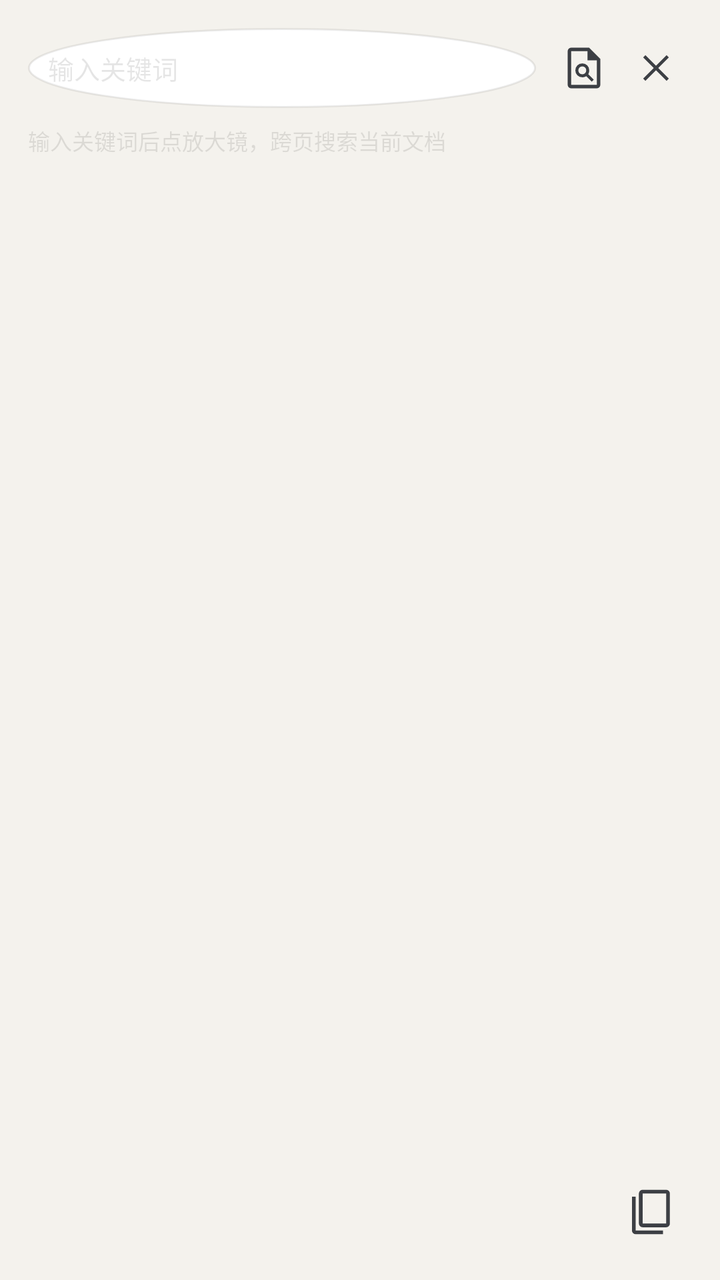
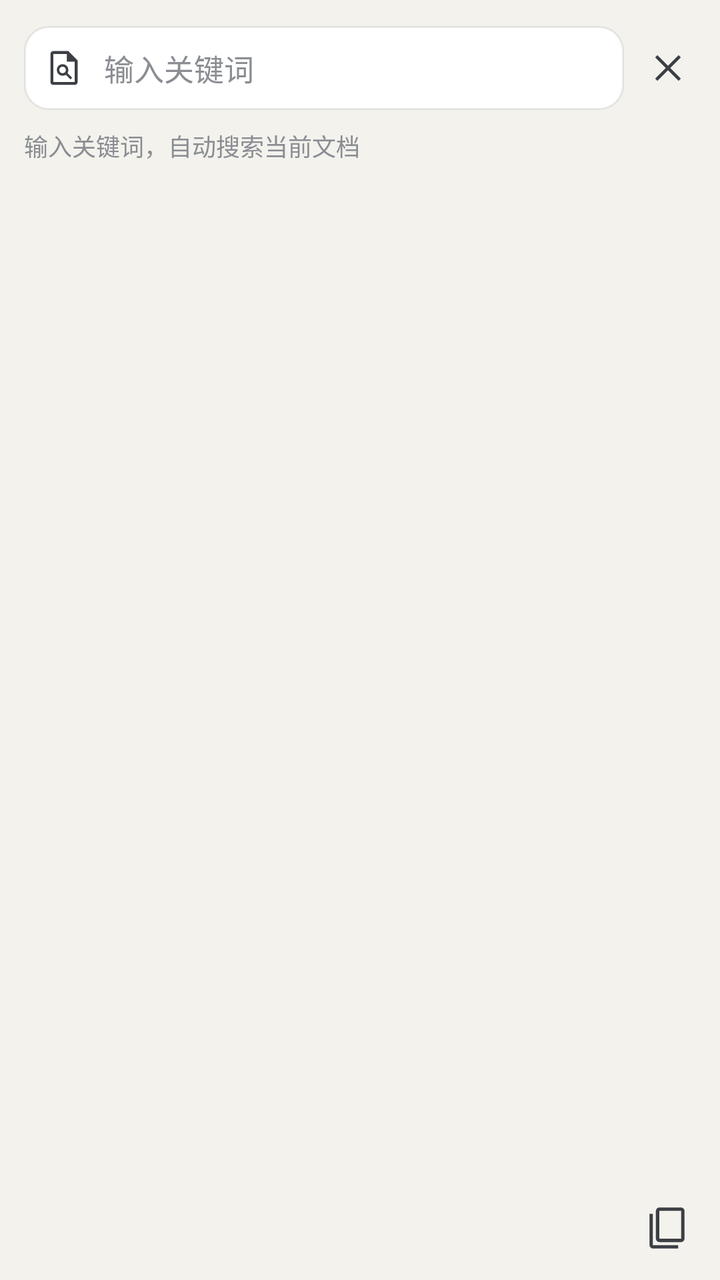

An Android layout rendered at two revisions. The XML below is the earlier revision; the diff shows what the commit changed to produce the second picture.
<!-- AndroidManifest.xml: application theme AppTheme -->
<!-- res/layout/dialog_doc_search.xml -->
<?xml version="1.0" encoding="utf-8"?>
<LinearLayout xmlns:android="http://schemas.android.com/apk/res/android"
    android:layout_width="match_parent"
    android:layout_height="wrap_content"
    android:background="@color/paper"
    android:orientation="vertical"
    android:padding="14dp">

    <LinearLayout
        android:layout_width="match_parent"
        android:layout_height="40dp"
        android:gravity="center_vertical"
        android:orientation="horizontal">

        <EditText
            android:id="@+id/docSearchInput"
            android:layout_width="0dp"
            android:layout_height="match_parent"
            android:layout_weight="1"
            android:background="@drawable/round_btn"
            android:hint="@string/doc_search_hint"
            android:imeOptions="actionSearch"
            android:inputType="text"
            android:maxLines="1"
            android:paddingStart="10dp"
            android:paddingEnd="10dp"
            android:textColor="@color/icon"
            android:textColorHint="@color/divider"
            android:textSize="13sp" />

        <ImageButton
            android:id="@+id/docSearchGo"
            android:layout_width="36dp"
            android:layout_height="36dp"
            android:layout_marginStart="6dp"
            android:background="@null"
            android:contentDescription="@string/cd_doc_search"
            android:padding="6dp"
            android:scaleType="fitCenter"
            android:src="@drawable/ic_doc_search"
            android:tint="@color/icon" />

        <ImageButton
            android:id="@+id/docSearchClose"
            android:layout_width="36dp"
            android:layout_height="36dp"
            android:background="@null"
            android:contentDescription="@string/cd_close"
            android:padding="7dp"
            android:scaleType="fitCenter"
            android:src="@drawable/ic_close"
            android:tint="@color/icon" />

    </LinearLayout>

    <TextView
        android:id="@+id/docSearchStatus"
        android:layout_width="match_parent"
        android:layout_height="wrap_content"
        android:layout_marginTop="8dp"
        android:text="@string/doc_search_idle"
        android:textColor="@color/divider"
        android:textSize="11sp" />

    <ScrollView
        android:layout_width="match_parent"
        android:layout_height="0dp"
        android:layout_marginTop="6dp"
        android:layout_weight="1"
        android:minHeight="120dp"
        android:scrollbars="none">

        <LinearLayout
            android:id="@+id/docSearchResults"
            android:layout_width="match_parent"
            android:layout_height="wrap_content"
            android:orientation="vertical" />

    </ScrollView>

    <ImageButton
        android:id="@+id/docSearchCopyAll"
        android:layout_width="40dp"
        android:layout_height="40dp"
        android:layout_gravity="end"
        android:layout_marginTop="6dp"
        android:background="@null"
        android:contentDescription="@string/cd_doc_copy_all"
        android:padding="7dp"
        android:scaleType="fitCenter"
        android:src="@drawable/ic_copy_text"
        android:tint="@color/icon" />

</LinearLayout>
<!-- resources referenced by this layout -->
<resources>
  <color name="divider">#1A000000</color>
  <color name="icon">#FF3C3F44</color>
  <color name="paper">#FFF4F2ED</color>
  <!-- drawable ic_close (drawable) -->
  <?xml version="1.0" encoding="utf-8"?>
  <vector xmlns:android="http://schemas.android.com/apk/res/android"
      android:width="24dp"
      android:height="24dp"
      android:viewportWidth="24"
      android:viewportHeight="24">
      <path android:fillColor="#FF000000"
          android:pathData="M 6.225,18.968 5.031,17.775 l 5.775,-5.775 -5.775,-5.775 L 6.225,5.031 l 5.775,5.775 5.775,-5.775 L 18.968,6.225 l -5.775,5.775 5.775,5.775 L 17.775,18.968 l -5.775,-5.775 -5.775,5.775 Z" />
  </vector>
  <!-- drawable ic_copy_text (drawable) -->
  <?xml version="1.0" encoding="utf-8"?>
  <vector xmlns:android="http://schemas.android.com/apk/res/android"
      android:width="24dp"
      android:height="24dp"
      android:viewportWidth="24"
      android:viewportHeight="24">
      <path android:fillColor="#FF000000"
          android:pathData="M 7.656,19.048 q -0.69,0 -1.197,-0.507 -0.507,-0.507 -0.507,-1.197 v -13.892 q 0,-0.693 0.507,-1.201 0.507,-0.508 1.197,-0.508 h 10.892 q 0.693,0 1.201,0.508 0.508,0.508 0.508,1.201 v 13.892 q 0,0.69 -0.508,1.197 -0.508,0.507 -1.201,0.507 H 7.656 Z m 0,-1.703 h 10.892 v -13.892 H 7.656 v 13.892 Z M 4.452,22.257 q -0.693,0 -1.201,-0.508 -0.508,-0.508 -0.508,-1.201 v -15.596 h 1.709 v 15.596 h 12.595 v 1.709 H 4.452 Z m 3.203,-4.912 v -13.892 13.892 Z" />
  </vector>
  <!-- drawable round_btn (drawable) -->
  <?xml version="1.0" encoding="utf-8"?>
  <shape xmlns:android="http://schemas.android.com/apk/res/android"
      android:shape="oval">
      <solid android:color="#FFFFFFFF" />
      <stroke android:width="1dp" android:color="#14000000" />
  </shape>
  <string name="cd_close">关闭</string>
  <string name="cd_doc_copy_all">查看全文文字，长按选中后用系统菜单复制</string>
  <string name="cd_doc_search">全文搜索</string>
  <string name="doc_search_hint">输入关键词</string>
  <string name="doc_search_idle">输入关键词后点放大镜，跨页搜索当前文档</string>
  <style name="AppTheme" parent="Theme.AppCompat.Light.NoActionBar">
          <item name="android:windowNoTitle">true</item>
          <item name="android:windowFullscreen">true</item>
          <item name="android:windowActionBar">false</item>
          <item name="android:windowBackground">@color/paper</item>
          <item name="android:statusBarColor">@android:color/transparent</item>
          <item name="android:navigationBarColor">@android:color/transparent</item>
          <item name="android:windowLightStatusBar">true</item>
          <item name="colorAccent">@color/accent</item>
      </style>
  <color name="accent">#FF2F6FED</color>
  <!-- unchanged entries left out for length: 1 -->
</resources>

<!-- the commit's change to res/layout/dialog_doc_search.xml (unified diff, before → after) -->
@@ -1,73 +1,110 @@
 <?xml version="1.0" encoding="utf-8"?>
 <LinearLayout xmlns:android="http://schemas.android.com/apk/res/android"
     android:layout_width="match_parent"
-    android:layout_height="wrap_content"
+    android:layout_height="match_parent"
     android:background="@color/paper"
     android:orientation="vertical"
-    android:padding="14dp">
+    android:paddingStart="12dp"
+    android:paddingTop="12dp"
+    android:paddingEnd="6dp"
+    android:paddingBottom="6dp">
 
     <LinearLayout
         android:layout_width="match_parent"
-        android:layout_height="40dp"
+        android:layout_height="44dp"
         android:gravity="center_vertical"
         android:orientation="horizontal">
 
-        <EditText
-            android:id="@+id/docSearchInput"
+        <LinearLayout
             android:layout_width="0dp"
-            android:layout_height="match_parent"
+            android:layout_height="42dp"
             android:layout_weight="1"
-            android:background="@drawable/round_btn"
-            android:hint="@string/doc_search_hint"
-            android:imeOptions="actionSearch"
-            android:inputType="text"
-            android:maxLines="1"
-            android:paddingStart="10dp"
-            android:paddingEnd="10dp"
-            android:textColor="@color/icon"
-            android:textColorHint="@color/divider"
-            android:textSize="13sp" />
+            android:background="@drawable/search_field_bg"
+            android:gravity="center_vertical"
+            android:orientation="horizontal">
 
-        <ImageButton
-            android:id="@+id/docSearchGo"
-            android:layout_width="36dp"
-            android:layout_height="36dp"
-            android:layout_marginStart="6dp"
-            android:background="@null"
-            android:contentDescription="@string/cd_doc_search"
-            android:padding="6dp"
-            android:scaleType="fitCenter"
-            android:src="@drawable/ic_doc_search"
-            android:tint="@color/icon" />
+            <ImageButton
+                android:id="@+id/docSearchGo"
+                android:layout_width="40dp"
+                android:layout_height="40dp"
+                android:background="@null"
+                android:contentDescription="@string/cd_doc_search"
+                android:padding="10dp"
+                android:scaleType="fitCenter"
+                android:src="@drawable/ic_doc_search"
+                android:tint="@color/icon" />
+
+            <EditText
+                android:id="@+id/docSearchInput"
+                android:layout_width="0dp"
+                android:layout_height="match_parent"
+                android:layout_weight="1"
+                android:background="@null"
+                android:hint="@string/doc_search_hint"
+                android:imeOptions="actionSearch"
+                android:inputType="text"
+                android:maxLines="1"
+                android:paddingStart="0dp"
+                android:paddingEnd="4dp"
+                android:textColor="@color/icon"
+                android:textColorHint="@color/page_text"
+                android:textSize="15sp" />
+
+            <ImageButton
+                android:id="@+id/docSearchClear"
+                android:layout_width="36dp"
+                android:layout_height="36dp"
+                android:background="@null"
+                android:contentDescription="@string/cd_doc_search_clear"
+                android:padding="9dp"
+                android:scaleType="fitCenter"
+                android:src="@drawable/ic_search_clear"
+                android:tint="@color/page_text"
+                android:visibility="gone" />
+
+        </LinearLayout>
 
         <ImageButton
             android:id="@+id/docSearchClose"
-            android:layout_width="36dp"
-            android:layout_height="36dp"
+            android:layout_width="40dp"
+            android:layout_height="40dp"
+            android:layout_marginStart="2dp"
             android:background="@null"
             android:contentDescription="@string/cd_close"
-            android:padding="7dp"
+            android:padding="9dp"
             android:scaleType="fitCenter"
             android:src="@drawable/ic_close"
             android:tint="@color/icon" />
 
     </LinearLayout>
 
+    <ProgressBar
+        android:id="@+id/docSearchProgress"
+        style="?android:attr/progressBarStyleHorizontal"
+        android:layout_width="match_parent"
+        android:layout_height="2dp"
+        android:layout_marginTop="6dp"
+        android:layout_marginEnd="6dp"
+        android:indeterminate="true"
+        android:indeterminateTint="@color/accent"
+        android:visibility="gone" />
+
     <TextView
         android:id="@+id/docSearchStatus"
         android:layout_width="match_parent"
         android:layout_height="wrap_content"
         android:layout_marginTop="8dp"
-        android:text="@string/doc_search_idle"
-        android:textColor="@color/divider"
-        android:textSize="11sp" />
+        android:layout_marginEnd="6dp"
+        android:text="@string/doc_search_idle2"
+        android:textColor="@color/page_text"
+        android:textSize="12sp" />
 
     <ScrollView
         android:layout_width="match_parent"
         android:layout_height="0dp"
-        android:layout_marginTop="6dp"
+        android:layout_marginTop="4dp"
         android:layout_weight="1"
-        android:minHeight="120dp"
+        android:overScrollMode="ifContentScrolls"
         android:scrollbars="none">
 
         <LinearLayout
@@ -83,10 +120,10 @@
         android:layout_width="40dp"
         android:layout_height="40dp"
         android:layout_gravity="end"
-        android:layout_marginTop="6dp"
+        android:layout_marginTop="2dp"
         android:background="@null"
         android:contentDescription="@string/cd_doc_copy_all"
-        android:padding="7dp"
+        android:padding="8dp"
         android:scaleType="fitCenter"
         android:src="@drawable/ic_copy_text"
         android:tint="@color/icon" />
<!-- resource entries referenced after the edit -->
@@ -1,7 +1,7 @@
 <!-- resources referenced by this layout -->
 <resources>
-  <color name="divider">#1A000000</color>
   <color name="icon">#FF3C3F44</color>
+  <color name="page_text">#FF8A8D92</color>
   <color name="paper">#FFF4F2ED</color>
   <!-- drawable ic_close (drawable) -->
   <?xml version="1.0" encoding="utf-8"?>
@@ -23,18 +23,31 @@
       <path android:fillColor="#FF000000"
           android:pathData="M 7.656,19.048 q -0.69,0 -1.197,-0.507 -0.507,-0.507 -0.507,-1.197 v -13.892 q 0,-0.693 0.507,-1.201 0.507,-0.508 1.197,-0.508 h 10.892 q 0.693,0 1.201,0.508 0.508,0.508 0.508,1.201 v 13.892 q 0,0.69 -0.508,1.197 -0.508,0.507 -1.201,0.507 H 7.656 Z m 0,-1.703 h 10.892 v -13.892 H 7.656 v 13.892 Z M 4.452,22.257 q -0.693,0 -1.201,-0.508 -0.508,-0.508 -0.508,-1.201 v -15.596 h 1.709 v 15.596 h 12.595 v 1.709 H 4.452 Z m 3.203,-4.912 v -13.892 13.892 Z" />
   </vector>
-  <!-- drawable round_btn (drawable) -->
+  <!-- drawable ic_search_clear (drawable) -->
+  <?xml version="1.0" encoding="utf-8"?>
+  <vector xmlns:android="http://schemas.android.com/apk/res/android"
+      android:width="24dp"
+      android:height="24dp"
+      android:viewportWidth="24"
+      android:viewportHeight="24">
+      <path
+          android:fillColor="#FF000000"
+          android:pathData="M12,2C6.47,2 2,6.47 2,12s4.47,10 10,10 10,-4.47 10,-10S17.53,2 12,2zM17,15.59L15.59,17 12,13.41 8.41,17 7,15.59 10.59,12 7,8.41 8.41,7 12,10.59 15.59,7 17,8.41 13.41,12 17,15.59z" />
+  </vector>
+  <!-- drawable search_field_bg (drawable) -->
   <?xml version="1.0" encoding="utf-8"?>
   <shape xmlns:android="http://schemas.android.com/apk/res/android"
-      android:shape="oval">
-      <solid android:color="#FFFFFFFF" />
+      android:shape="rectangle">
+      <solid android:color="@color/bar" />
+      <corners android:radius="12dp" />
       <stroke android:width="1dp" android:color="#14000000" />
   </shape>
   <string name="cd_close">关闭</string>
   <string name="cd_doc_copy_all">查看全文文字，长按选中后用系统菜单复制</string>
   <string name="cd_doc_search">全文搜索</string>
+  <string name="cd_doc_search_clear">清空关键词</string>
   <string name="doc_search_hint">输入关键词</string>
-  <string name="doc_search_idle">输入关键词后点放大镜，跨页搜索当前文档</string>
+  <string name="doc_search_idle2">输入关键词，自动搜索当前文档</string>
   <style name="AppTheme" parent="Theme.AppCompat.Light.NoActionBar">
           <item name="android:windowNoTitle">true</item>
           <item name="android:windowFullscreen">true</item>
@@ -45,6 +58,7 @@
           <item name="android:windowLightStatusBar">true</item>
           <item name="colorAccent">@color/accent</item>
       </style>
+  <color name="bar">#FFFFFFFF</color>
   <color name="accent">#FF2F6FED</color>
   <!-- unchanged entries left out for length: 1 -->
 </resources>
